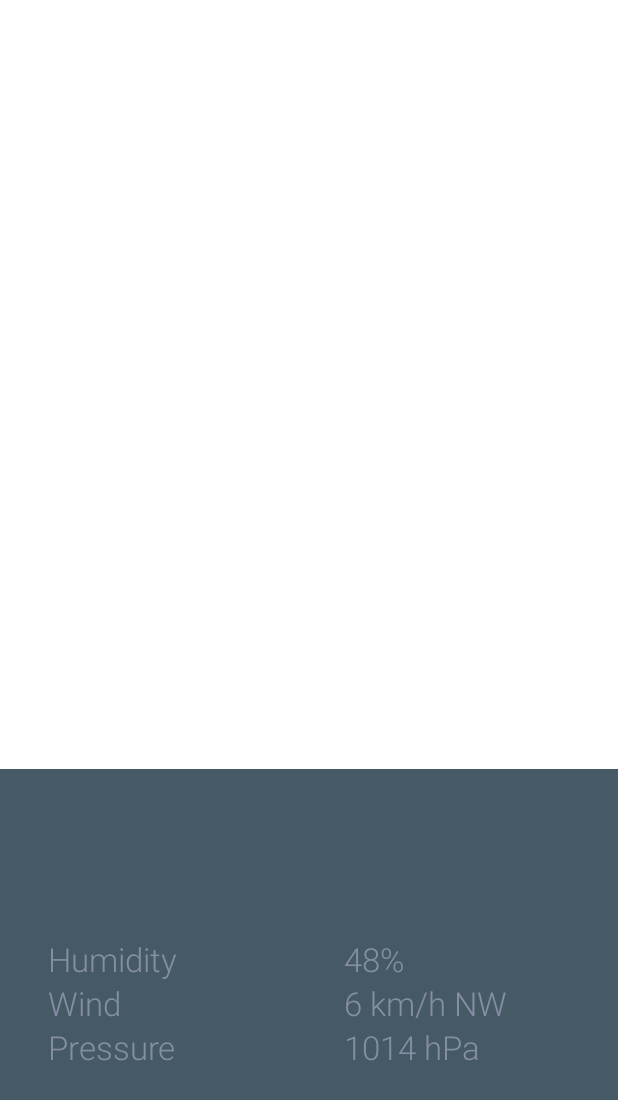
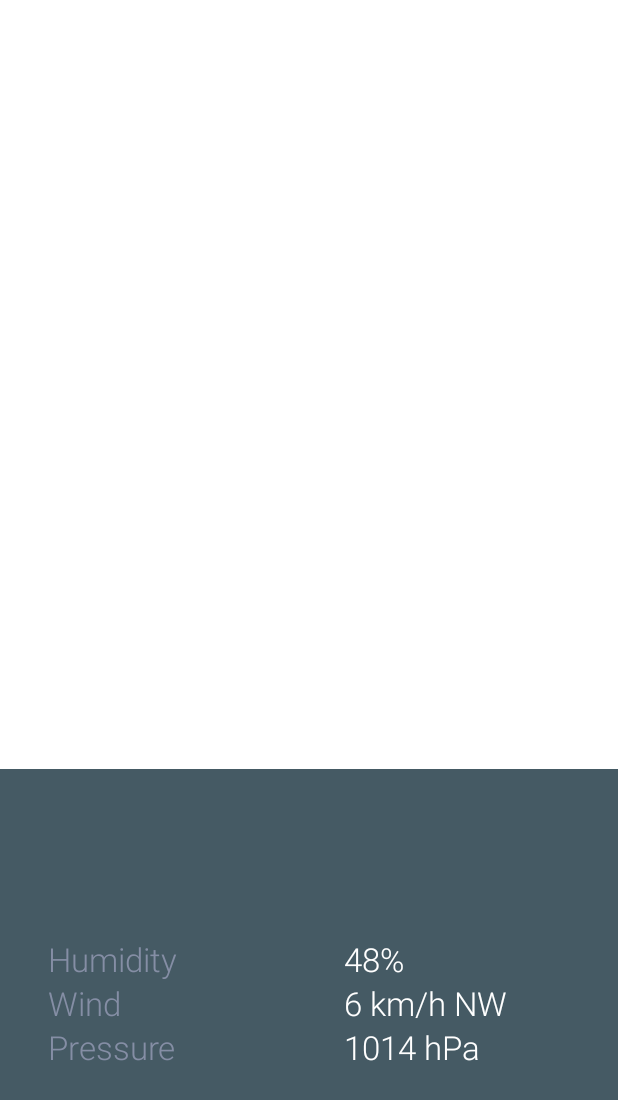
Before and after one commit to katelevshova/android-sunshine, an Android app: the layout fragment_detail.xml on its own in the app's theme, with its tools: preview values and no code run, on a phone screen of 412 x 824 dp. Shown: the top 1100 px of the screen. Run offline under Robolectric (Android 15) with nearby library versions, the phone set to English and light mode, and no system bars.

Commit message:
issue#27 - created grid_detail_humidity for landscape, added new styles

```diff
--- /dev/null
+++ b/app/src/main/res/layout-land/grid_detail_humidity.xml
@@ -0,0 +1,51 @@
+<?xml version="1.0" encoding="utf-8"?>
+<LinearLayout xmlns:android="http://schemas.android.com/apk/res/android"
+			  android:layout_width="match_parent"
+			  android:layout_height="match_parent"
+			  android:gravity="center_vertical"
+			  android:orientation="vertical"
+			  android:background="@color/detail_accent_pane_background"
+			  android:paddingLeft="@dimen/detail_horizontal_padding"
+			  android:paddingRight="@dimen/detail_horizontal_padding">
+
+	<TextView
+		android:id="@+id/detail_humidity_label_text_view"
+		style="@style/SansSerifLight.TC_Tertiary_TS_Primary"
+		android:layout_width="wrap_content"
+		android:layout_height="wrap_content"
+		android:text="@string/humidity"/>
+
+	<TextView
+		android:id="@+id/detail_humidity_textview"
+		style="@style/SansSerifLight.TC_White.TS_HumidityValue"
+		android:layout_width="wrap_content"
+		android:layout_height="wrap_content"
+		android:text="48%"/>
+
+	<TextView
+		android:id="@+id/detail_wind_label_textview"
+		style="@style/SansSerifLight.TC_Tertiary_TS_Primary"
+		android:layout_width="wrap_content"
+		android:layout_height="wrap_content"
+		android:text="@string/wind"/>
+
+	<TextView
+		android:id="@+id/detail_wind_textview"
+		style="@style/SansSerifLight.TC_White.TS_HumidityValue"
+		android:layout_width="wrap_content"
+		android:layout_height="wrap_content"
+		android:text="6 km/h NW"/>
+
+	<TextView
+		android:id="@+id/detail_pressure_label_textview"
+		style="@style/SansSerifLight.TC_Tertiary_TS_Primary"
+		android:layout_width="wrap_content"
+		android:layout_height="wrap_content"
+		android:text="@string/pressure"/>
+	<TextView
+		android:id="@+id/detail_pressure_textview"
+		style="@style/SansSerifLight.TC_White.TS_HumidityValue"
+		android:layout_width="wrap_content"
+		android:layout_height="wrap_content"
+		android:text="1014 hPa"/>
+</LinearLayout>
--- a/app/src/main/res/layout/grid_detail_humidity.xml
+++ b/app/src/main/res/layout-port/grid_detail_humidity.xml
@@ -29,7 +29,7 @@
 
 	<TextView
 		android:id="@+id/detail_humidity_textview"
-		style="@style/SansSerifLight.TC_Tertiary_TS_Primary"
+		style="@style/SansSerifLight.TC_White.TS_Primary"
 		android:gravity="center_vertical"
 		app:layout_columnWeight="1"
 		app:layout_gravity="fill_horizontal"
@@ -44,7 +44,7 @@
 
 	<TextView
 		android:id="@+id/detail_wind_textview"
-		style="@style/SansSerifLight.TC_Tertiary_TS_Primary"
+		style="@style/SansSerifLight.TC_White.TS_Primary"
 		android:gravity="center_vertical"
 		android:text="6 km/h NW"/>
 
@@ -56,7 +56,7 @@
 		android:text="@string/pressure"/>
 	<TextView
 		android:id="@+id/detail_pressure_textview"
-		style="@style/SansSerifLight.TC_Tertiary_TS_Primary"
+		style="@style/SansSerifLight.TC_White.TS_Primary"
 		android:gravity="center_vertical"
 		android:text="1014 hPa"/>
 
--- a/app/src/main/res/values/styles.xml
+++ b/app/src/main/res/values/styles.xml
@@ -109,6 +109,14 @@
 		<item name="android:textSize">@dimen/ts_primary_info</item>
 	</style>
 
+	<style name="SansSerifLight.TC_White.TS_HumidityValue" >
+		<item name="android:textSize">@dimen/ts_humidity_value</item>
+	</style>
+
+	<style name="SansSerifLight.TC_White.TS_Primary">
+		<item name="android:textSize">@dimen/ts_primary_info</item>
+	</style>
+
 	<style name="SansSerifCondensed.TC_TS_Secondary" >
 		<item name="android:textColor">@color/txt_secondary</item>
 		<item name="android:textSize">@dimen/ts_secondary_info</item>
--- a/app/src/main/res/values/textsizes.xml
+++ b/app/src/main/res/values/textsizes.xml
@@ -9,4 +9,5 @@
 	<dimen name="ts_details_today_header">24sp</dimen>
 	<dimen name="ts_details_date">16sp</dimen>
 	<dimen name="ts_forecast">22sp</dimen>
+	<dimen name="ts_humidity_value">36sp</dimen>
 </resources>
```
